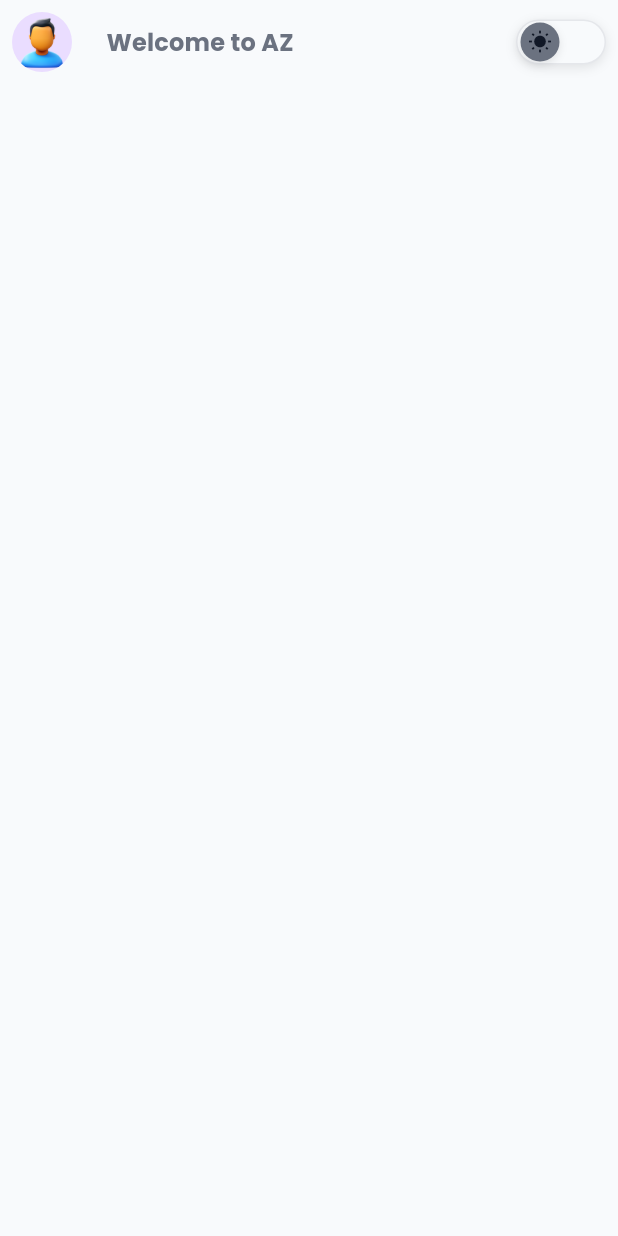
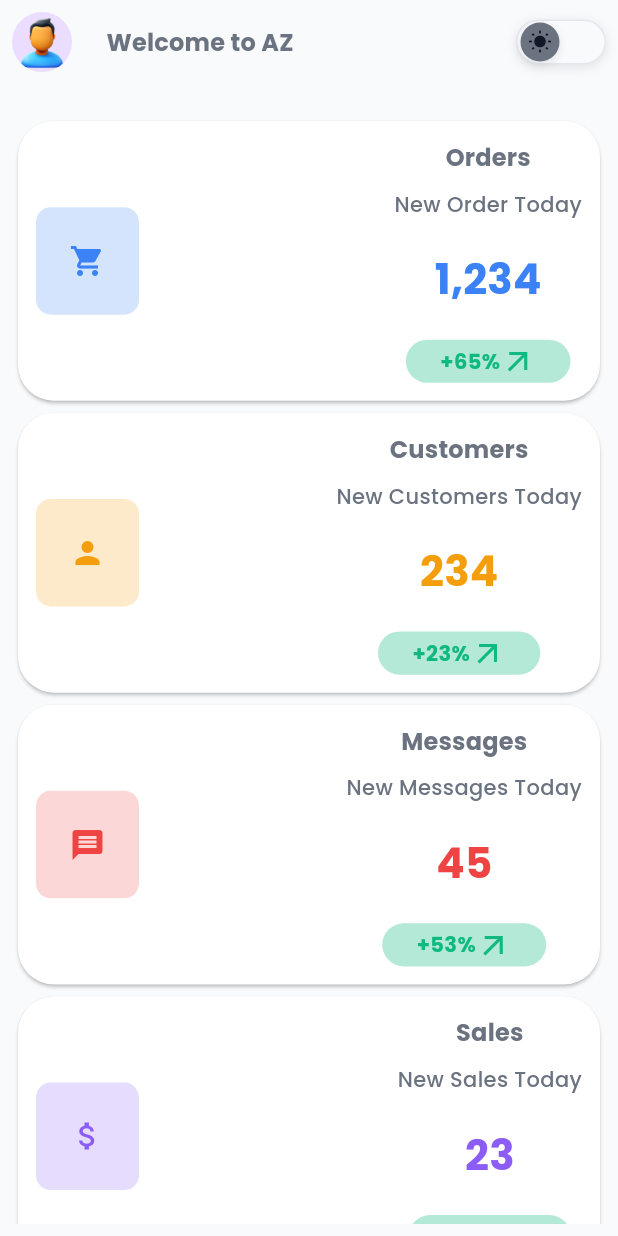
Before and after one commit to dev-KarimAhmed/az_task, a Flutter app: the DashboardScreen screen opened directly, on a phone screen of 412 x 824 dp. Run offline on Flutter 3.47's test engine with Material 3 defaults, Android fonts, the phone set to English and light mode, and no system bars; our stand-ins replace flutter_bloc, flutter_screenutil, shared_preferences; missing offline and left inert: dart:ffi; accounts and stored records are empty.

Commit message:
Add custom slide animation and card model for dashboard; implement custom card widget

```diff
--- /dev/null
+++ b/lib/core/animation/custom_slide_hrizontal.dart
@@ -0,0 +1,35 @@
+
+import 'package:flutter/material.dart';
+
+class CustomSlideHorizontal extends StatefulWidget {
+  const CustomSlideHorizontal({super.key, required this.child,  this.reverse = false});
+  final Widget child;
+  final bool reverse;
+  @override
+  State<CustomSlideHorizontal> createState() => _CustomSlideHorizontalState();
+}
+
+class _CustomSlideHorizontalState extends State<CustomSlideHorizontal>
+    with SingleTickerProviderStateMixin {
+  late AnimationController controller;
+  late Animation<Offset> position;
+
+  @override
+  void initState() {
+    super.initState();
+    controller = AnimationController(
+      vsync: this,
+      duration: const Duration(milliseconds: 500),
+    );
+    position = Tween<Offset>(
+      begin:  Offset(widget.reverse ?  1.0 : -1.0, 0.0),
+      end: Offset.zero,
+    ).animate(CurvedAnimation(parent: controller, curve: Curves.easeIn));
+    controller.forward();
+  }
+
+  @override
+  Widget build(BuildContext context) {
+    return SlideTransition(position: position, child: widget.child);
+  }
+}
--- /dev/null
+++ b/lib/features/dashboard/data/card_model.dart
@@ -0,0 +1,20 @@
+
+import 'package:flutter/material.dart';
+
+class CardModel {
+  final String title;
+  final String subtitle;
+  final IconData icon;
+  final Color iconColor;
+  final String count;
+  final String percentage;
+
+  CardModel({
+    required this.title,
+    required this.subtitle,
+    required this.icon,
+    required this.iconColor,
+    required this.count,
+    required this.percentage,
+  });
+}
--- /dev/null
+++ b/lib/features/dashboard/data/list_cards.dart
@@ -0,0 +1,39 @@
+
+import 'package:az_task/core/theme/app_colors.dart';
+import 'package:az_task/features/dashboard/data/card_model.dart';
+import 'package:flutter/material.dart';
+
+List<CardModel> cardList = [
+  CardModel(
+    title: "Orders",
+    subtitle: "New Order Today",
+    icon: Icons.shopping_cart,
+    iconColor: AppColors.primary,
+    count: "1,234",
+    percentage: "+65%",
+  ),
+  CardModel(
+    title: "Customers",
+    subtitle: "New Customers Today",
+    icon: Icons.person,
+    iconColor: AppColors.warning,
+    count: "234",
+    percentage: "+23%",
+  ),
+  CardModel(
+    title: "Messages",
+    subtitle: "New Messages Today",
+    icon: Icons.message,
+    iconColor: AppColors.error,
+    count: "45",
+    percentage: "+53%",
+  ),
+  CardModel(
+    title: "Sales",
+    subtitle: "New Sales Today",
+    icon: Icons.attach_money,
+    iconColor: AppColors.accent,
+    count: "23",
+    percentage: "+78%",
+  ),
+];
--- a/lib/features/dashboard/ui/views/dashboard_screen.dart
+++ b/lib/features/dashboard/ui/views/dashboard_screen.dart
@@ -1,6 +1,8 @@
 import 'package:az_task/core/common/widgets/spaces.dart';
 import 'package:az_task/core/common/widgets/theme_toggle_switch.dart';
 import 'package:az_task/core/images/assets_images.dart';
+import 'package:az_task/features/dashboard/data/list_cards.dart';
+import 'package:az_task/features/dashboard/ui/widgets/custom_card.dart';
 import 'package:flutter/material.dart';
 
 class DashboardScreen extends StatelessWidget {
@@ -10,7 +12,6 @@ class DashboardScreen extends StatelessWidget {
   Widget build(BuildContext context) {
     return Scaffold(
       body: SafeArea(
-        child: SingleChildScrollView(
         child: Padding(
           padding: EdgeInsets.all(8.0),
           child: Column(
@@ -35,8 +36,18 @@ class DashboardScreen extends StatelessWidget {
                   ThemeToggleSwitch(),
                 ],
               ),
+              verticalSpace(24),
+              Expanded(
+                child: ListView.builder(
+                  itemBuilder:
+                      (context, index) => CustomCard(
+                        cardModel: cardList[index],
+                        isRevresed: index % 2 == 0,
+                      ),
+                  itemCount: cardList.length,
+                ),
+              ),
             ],
-            ),
           ),
         ),
       ),
--- /dev/null
+++ b/lib/features/dashboard/ui/widgets/custom_card.dart
@@ -0,0 +1,101 @@
+
+import 'package:az_task/core/animation/custom_slide_hrizontal.dart';
+import 'package:az_task/core/common/widgets/spaces.dart';
+import 'package:az_task/core/theme/app_colors.dart';
+import 'package:az_task/features/dashboard/data/card_model.dart';
+import 'package:flutter/material.dart';
+import 'package:flutter_screenutil/flutter_screenutil.dart';
+
+class CustomCard extends StatelessWidget {
+  const CustomCard({
+    super.key,
+    required this.cardModel,
+    required this.isRevresed,
+  });
+  final CardModel cardModel;
+  final bool isRevresed;
+  @override
+  Widget build(BuildContext context) {
+    return CustomSlideHorizontal(
+      reverse: isRevresed,
+      child: Card(
+        shape: RoundedRectangleBorder(borderRadius: BorderRadius.circular(24)),
+        color: Theme.of(context).cardColor,
+        child: Padding(
+          padding: const EdgeInsets.all(12.0),
+          child: Row(
+            mainAxisAlignment: MainAxisAlignment.spaceBetween,
+            children: [
+              Container(
+                alignment: Alignment.center,
+                padding: EdgeInsets.all(16),
+                height: 60.h,
+                width: 60.w,
+                decoration: BoxDecoration(
+                  color: cardModel.iconColor.withAlpha(55),
+                  borderRadius: BorderRadius.circular(10),
+                ),
+                child: Icon(cardModel.icon, color: cardModel.iconColor),
+              ),
+              Column(
+                children: [
+                  Text(
+                    cardModel.title,
+                    style: Theme.of(context).textTheme.titleMedium?.copyWith(
+                      fontWeight: FontWeight.bold,
+                    ),
+                  ),
+                  verticalSpace(8),
+                  Text(
+                    cardModel.subtitle,
+                    style: Theme.of(context).textTheme.bodyMedium,
+                  ),
+                  verticalSpace(16),
+                  Text(
+                    cardModel.count,
+                    style: Theme.of(context).textTheme.titleMedium?.copyWith(
+                      fontWeight: FontWeight.bold,
+                      color: cardModel.iconColor,
+                      fontSize: 28,
+                    ),
+                  ),
+                  verticalSpace(16),
+                  Container(
+                    alignment: Alignment.center,
+                    padding: EdgeInsets.symmetric(
+                      horizontal: 20.w,
+                      vertical: 2.h,
+                    ),
+                    decoration: BoxDecoration(
+                      color: AppColors.success.withAlpha(80),
+                      borderRadius: BorderRadius.circular(64),
+                    ),
+                    child: Center(
+                      child: Row(
+                        children: [
+                          Text(
+                            cardModel.percentage,
+                            style: Theme.of(
+                              context,
+                            ).textTheme.bodyMedium?.copyWith(
+                              fontWeight: FontWeight.bold,
+                              color: AppColors.success,
+                            ),
+                          ),
+                          Icon(
+                            Icons.arrow_outward_outlined,
+                            color: AppColors.success,
+                          ),
+                        ],
+                      ),
+                    ),
+                  ),
+                ],
+              ),
+            ],
+          ),
+        ),
+      ),
+    );
+  }
+}
```
Lines whose indentation alone changed are shown as unchanged.
